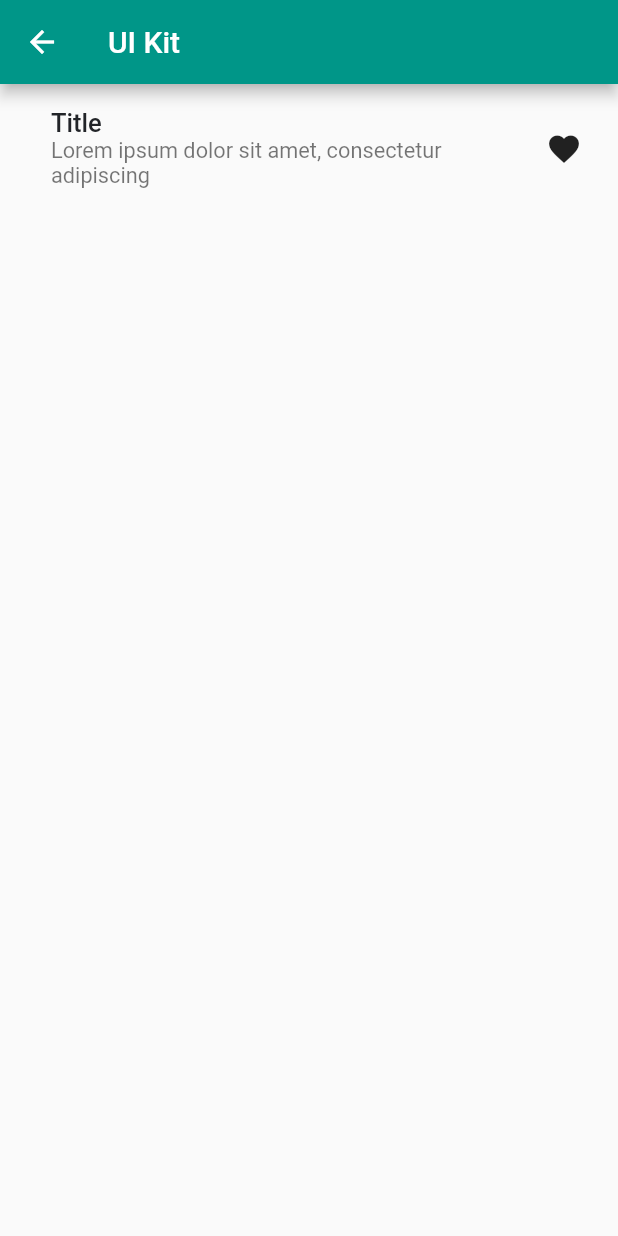
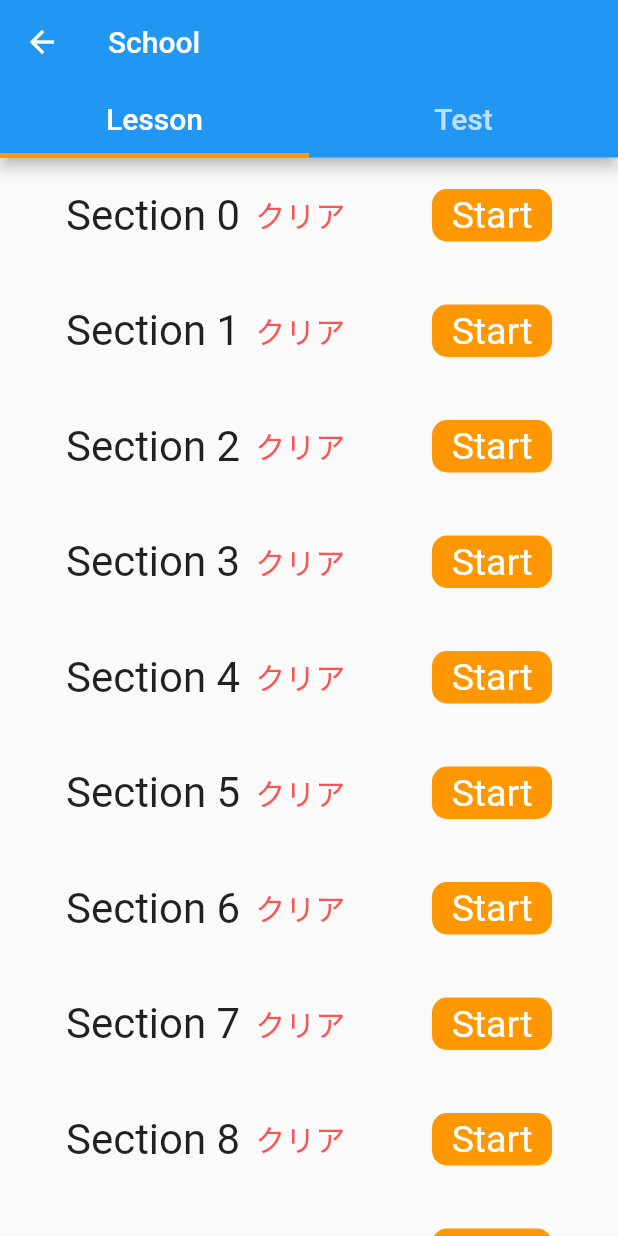
Before and after one commit to world-rize/wr-app, a Flutter app: the SectionSelectPage screen opened directly, on a phone screen of 412 x 824 dp. Run offline on Flutter 3.47's test engine with Material 2 defaults, Android fonts, the phone set to English and light mode, and no system bars; our stand-ins replace getflutter.

Commit message:
[Add] Section select page

```diff
--- a/lib/ui/lesson/lesson_page.dart
+++ b/lib/ui/lesson/lesson_page.dart
@@ -15,7 +15,10 @@ final List<String> imageList = [
 class LessonPage extends StatelessWidget {
   @override
   Widget build(BuildContext context) {
-    return Column(
+    return SingleChildScrollView(
+      child: Padding(
+        padding: const EdgeInsets.all(12.0),
+        child: Column(
           children: <Widget>[
             GFTypography(
               text: 'Hello, World',
@@ -39,9 +42,10 @@ class LessonPage extends StatelessWidget {
                       child: Stack(
                         children: <Widget>[
                           ClipRRect(
-                        borderRadius: BorderRadius.all(Radius.circular(5.0)),
-                        child:
-                            Image.network(url, fit: BoxFit.cover, width: 500),
+                            borderRadius:
+                                BorderRadius.all(Radius.circular(5.0)),
+                            child: Image.network(url,
+                                fit: BoxFit.cover, width: 500),
                           ),
                           Center(
                             child: GFTypography(
@@ -91,6 +95,8 @@ class LessonPage extends StatelessWidget {
               fallbackHeight: 150.0,
             ),
           ],
+        ),
+      ),
     );
   }
 }
--- a/lib/ui/lesson/section_select.dart
+++ b/lib/ui/lesson/section_select.dart
@@ -10,28 +10,75 @@ class Section {
   Section(this.title, this.phrases, {this.isExpanded: false});
 }
 
-class SectionSelectPage extends StatelessWidget {
+class SectionSelectPage extends StatefulWidget {
   @override
-  Widget build(BuildContext context) {
-    return Scaffold(
-      appBar: GFAppBar(
-        backgroundColor: Colors.teal,
-        title: Text('UI Kit'),
-      ),
-      body: SingleChildScrollView(
-        child: Column(
-          mainAxisAlignment: MainAxisAlignment.center,
-          crossAxisAlignment: CrossAxisAlignment.center,
-          children: <Widget>[
-            GFListTile(
-              titleText: 'Title',
-              subtitleText:
-                  'Lorem ipsum dolor sit amet, consectetur adipiscing',
-              icon: Icon(Icons.favorite),
-            ),
-          ],
+  _SectionSelectPageState createState() => _SectionSelectPageState();
+}
+
+class _SectionSelectPageState extends State<SectionSelectPage>
+    with SingleTickerProviderStateMixin {
+  TabController _tabController;
+  final List<Tab> _tabs = [
+    Tab(text: 'Lesson'),
+    Tab(text: 'Test'),
+  ];
+
+  @override
+  void initState() {
+    super.initState();
+    _tabController = TabController(length: _tabs.length, vsync: this);
+  }
+
+  Widget _createSectionView(Section section) {
+    return Padding(
+      padding: EdgeInsets.symmetric(vertical: 5.0, horizontal: 20.0),
+      child: GFListTile(
+        // left
+        avatar: Text(section.title, style: TextStyle(fontSize: 28)),
+        // middle
+        title: Text('クリア',
+            style: TextStyle(color: Colors.redAccent, fontSize: 20)),
+        // right
+        icon: GFButton(
+          onPressed: () {},
+          child: Text('Start', style: TextStyle(fontSize: 25)),
+          color: Colors.orange,
+          borderShape:
+              RoundedRectangleBorder(borderRadius: BorderRadius.circular(10.0)),
         ),
       ),
     );
   }
+
+  Widget _createTabView(Tab tab) {
+    final _sections = List<Section>.generate(
+        10, (i) => Section('Section $i', ['a', 'b', 'c', 'd']));
+
+    return SingleChildScrollView(
+      child: Column(
+        mainAxisAlignment: MainAxisAlignment.center,
+        crossAxisAlignment: CrossAxisAlignment.center,
+        children: _sections.map(_createSectionView).toList(),
+      ),
+    );
+  }
+
+  @override
+  Widget build(BuildContext context) {
+    return Scaffold(
+        appBar: AppBar(
+            backgroundColor: Colors.blue,
+            title: Text('School'),
+            bottom: TabBar(
+              tabs: _tabs,
+              controller: _tabController,
+              indicatorColor: Colors.orange,
+              indicatorWeight: 3,
+              labelStyle: TextStyle(fontSize: 20),
+            )),
+        body: TabBarView(
+          controller: _tabController,
+          children: _tabs.map(_createTabView).toList(),
+        ));
+  }
 }
```
Lines whose indentation alone changed are shown as unchanged.
